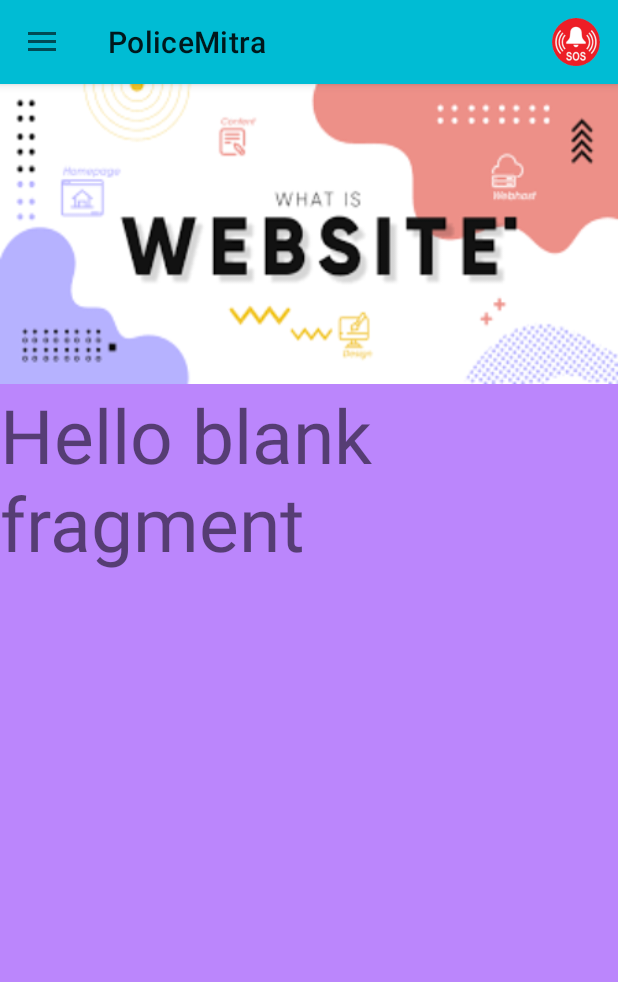
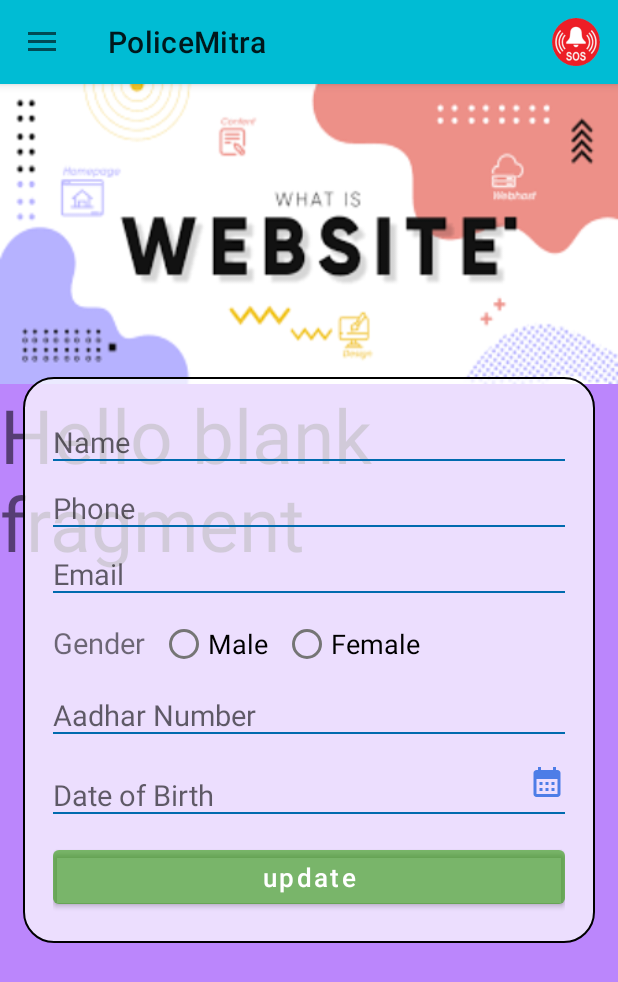
Before and after one commit to AnirbanSikdar2020/PoliceMitra, an Android app: the MainActivity screen opened directly, with no data from a screen before it, in the side drawer, after a tap on "General", on a phone screen of 412 x 824 dp. Shown: the top 982 px of the screen. Run offline under Robolectric (Android 15) with nearby library versions, the phone set to English and light mode, and no system bars.

Commit message:
editprofile

```diff
--- a/app/src/main/java/com/example/policemitra/MainActivity.java
+++ b/app/src/main/java/com/example/policemitra/MainActivity.java
@@ -93,6 +93,9 @@ public class MainActivity extends AppCompatActivity {
 //                        profile_picture.setImageResource(R.drawable.login_background);
 ////                        drawerLayout.closeDrawer(GravityCompat.START);
                         break;
+                    case R.id.gen:
+                        loadFragment(new editprofile());
+                        break;
                 }
 
                 drawerLayout.closeDrawer(GravityCompat.START);
--- /dev/null
+++ b/app/src/main/java/com/example/policemitra/editprofile.java
@@ -0,0 +1,64 @@
+package com.example.policemitra;
+
+import android.os.Bundle;
+
+import androidx.fragment.app.Fragment;
+
+import android.view.LayoutInflater;
+import android.view.View;
+import android.view.ViewGroup;
+
+/**
+ * A simple {@link Fragment} subclass.
+ * Use the {@link editprofile#newInstance} factory method to
+ * create an instance of this fragment.
+ */
+public class editprofile extends Fragment {
+
+    // TODO: Rename parameter arguments, choose names that match
+    // the fragment initialization parameters, e.g. ARG_ITEM_NUMBER
+    private static final String ARG_PARAM1 = "param1";
+    private static final String ARG_PARAM2 = "param2";
+
+    // TODO: Rename and change types of parameters
+    private String mParam1;
+    private String mParam2;
+
+    public editprofile() {
+        // Required empty public constructor
+    }
+
+    /**
+     * Use this factory method to create a new instance of
+     * this fragment using the provided parameters.
+     *
+     * @param param1 Parameter 1.
+     * @param param2 Parameter 2.
+     * @return A new instance of fragment editprofile.
+     */
+    // TODO: Rename and change types and number of parameters
+    public static editprofile newInstance(String param1, String param2) {
+        editprofile fragment = new editprofile();
+        Bundle args = new Bundle();
+        args.putString(ARG_PARAM1, param1);
+        args.putString(ARG_PARAM2, param2);
+        fragment.setArguments(args);
+        return fragment;
+    }
+
+    @Override
+    public void onCreate(Bundle savedInstanceState) {
+        super.onCreate(savedInstanceState);
+        if (getArguments() != null) {
+            mParam1 = getArguments().getString(ARG_PARAM1);
+            mParam2 = getArguments().getString(ARG_PARAM2);
+        }
+    }
+
+    @Override
+    public View onCreateView(LayoutInflater inflater, ViewGroup container,
+                             Bundle savedInstanceState) {
+        // Inflate the layout for this fragment
+        return inflater.inflate(R.layout.fragment_editprofile, container, false);
+    }
+}
--- /dev/null
+++ b/app/src/main/res/layout/fragment_editprofile.xml
@@ -0,0 +1,170 @@
+<?xml version="1.0" encoding="utf-8"?>
+<FrameLayout xmlns:android="http://schemas.android.com/apk/res/android"
+    xmlns:tools="http://schemas.android.com/tools"
+    android:layout_width="match_parent"
+    android:layout_height="match_parent"
+    tools:context=".editprofile">
+
+    <?xml version="1.0" encoding="utf-8"?>
+    <LinearLayout xmlns:android="http://schemas.android.com/apk/res/android"
+        xmlns:app="http://schemas.android.com/apk/res-auto"
+        xmlns:tools="http://schemas.android.com/tools"
+        android:layout_width="match_parent"
+        android:layout_height="match_parent"
+        tools:context=".registration"
+        android:paddingLeft="15dp"
+        android:paddingRight="15dp">
+
+        <LinearLayout
+            android:layout_width="match_parent"
+            android:layout_height="wrap_content"
+            android:background="@drawable/logindiv"
+            android:padding="20dp"
+            android:layout_gravity="center"
+            android:orientation="vertical">
+
+            <EditText
+                android:id="@+id/name"
+                android:layout_width="match_parent"
+                android:layout_height="wrap_content"
+                android:layout_gravity="center"
+                android:layout_marginTop="10dp"
+                android:background="@drawable/textbox"
+                android:hint="Name"
+                android:inputType="text"
+                android:textSize="19sp" />
+
+            <EditText
+                android:id="@+id/phone"
+                android:layout_width="match_parent"
+                android:layout_height="wrap_content"
+                android:layout_gravity="center"
+                android:layout_marginTop="18dp"
+                android:background="@drawable/textbox"
+                android:hint="Phone"
+                android:inputType="phone"
+                android:textSize="19sp" />
+
+            <EditText
+                android:id="@+id/email"
+                android:layout_width="match_parent"
+                android:layout_height="wrap_content"
+                android:layout_gravity="center"
+                android:layout_marginTop="18dp"
+                android:background="@drawable/textbox"
+                android:hint="Email"
+                android:inputType="textEmailAddress"
+                android:textSize="19sp" />
+
+
+            <RadioGroup
+                android:id="@+id/radioGroup"
+                android:layout_width="match_parent"
+                android:layout_height="wrap_content"
+                android:layout_marginTop="10dp"
+                >
+                <LinearLayout
+                    android:layout_width="match_parent"
+                    android:layout_height="wrap_content"
+                    android:orientation="horizontal">
+
+
+                    <TextView
+                        android:layout_width="wrap_content"
+                        android:layout_height="wrap_content"
+                        android:text="Gender"
+                        android:textSize="19sp"
+                        android:layout_marginRight="10dp"
+                        />
+
+                    <!--            <LinearLayout-->
+                    <!--                android:layout_width="350dp"-->
+                    <!--                android:layout_height="wrap_content"-->
+                    <!--                android:orientation="horizontal">-->
+
+                    <RadioButton
+                        android:id="@+id/radioMale"
+                        android:layout_width="wrap_content"
+                        android:layout_height="wrap_content"
+                        android:checked="false"
+                        android:text="Male"
+                        android:textSize="18sp" />
+
+                    <RadioButton
+                        android:layout_marginLeft="10dp"
+                        android:id="@+id/radioFemale"
+                        android:layout_width="wrap_content"
+                        android:layout_height="wrap_content"
+                        android:checked="false"
+                        android:text="Female"
+                        android:textSize="18sp" />
+                </LinearLayout>
+            </RadioGroup>
+
+
+            <EditText
+                android:id="@+id/addharid"
+                android:layout_width="match_parent"
+                android:layout_height="wrap_content"
+                android:layout_gravity="center"
+                android:layout_marginTop="10dp"
+                android:background="@drawable/textbox"
+                android:hint="Aadhar Number"
+                android:inputType="number"
+                android:textSize="19sp" />
+
+            <LinearLayout
+                android:layout_width="match_parent"
+                android:layout_height="wrap_content"
+                android:orientation="horizontal"
+                android:layout_marginTop="10dp">
+                <EditText
+                    android:id="@+id/dob"
+                    android:layout_weight="1"
+                    android:layout_width="0dp"
+                    android:layout_height="wrap_content"
+                    android:background="@drawable/textbox"
+                    android:hint="Date of Birth"
+                    android:singleLine="true"
+                    android:textSize="19sp"
+                    android:paddingRight="60dp"
+                    android:layout_marginTop="17dp"
+
+                    />
+                <ImageButton
+                    android:id="@+id/calendar"
+                    android:layout_marginLeft="-60dp"
+                    android:layout_marginTop="10dp"
+                    android:background="#00FFFFFF"
+                    android:src="@drawable/baseline_calendar_month_24"
+                    android:layout_width="wrap_content"
+                    android:layout_height="wrap_content" />
+            </LinearLayout>
+            <!--        <EditText-->
+            <!--            android:id="@+id/dob"-->
+            <!--            android:layout_width="match_parent"-->
+            <!--            android:layout_height="wrap_content"-->
+            <!--            android:layout_gravity="center"-->
+            <!--            android:layout_marginTop="18dp"-->
+            <!--            android:background="@drawable/textbox"-->
+            <!--            android:hint="DOB"-->
+            <!--            android:drawableEnd="@drawable/baseline_calendar_month_24"-->
+            <!--            android:textSize="19sp" />-->
+
+
+
+
+            <Button
+                android:id="@+id/update"
+                android:layout_width="match_parent"
+                android:layout_height="wrap_content"
+                android:layout_gravity="center"
+                android:layout_marginTop="18dp"
+                android:backgroundTint="#5B279700"
+                android:padding="6dp"
+                android:text="update"
+                android:textAllCaps="false"
+                android:textSize="17sp" />
+        </LinearLayout>
+    </LinearLayout>
+</FrameLayout>
```
Also changed, not shown: app/src/main/res/drawable/complaint.png (added).
